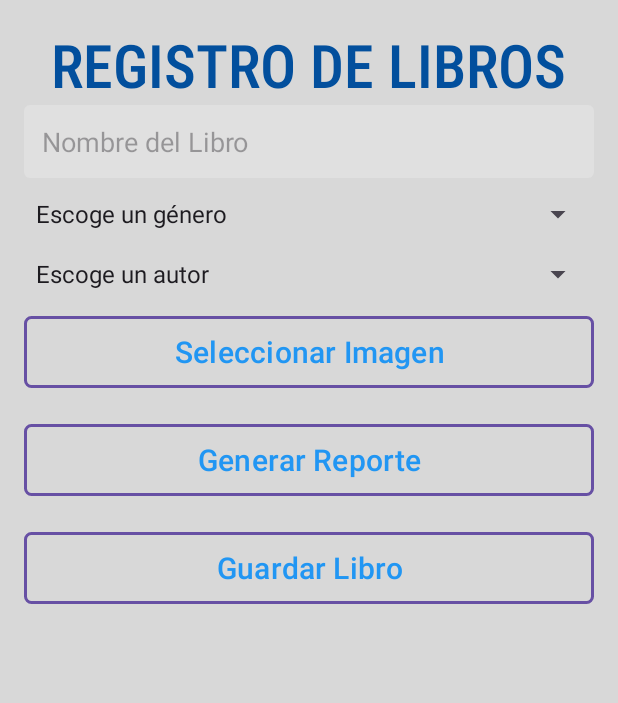
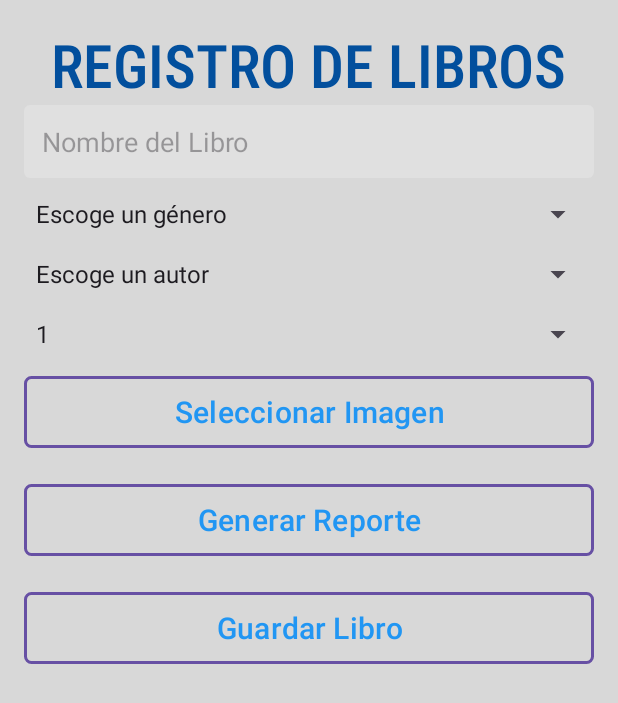
Before and after one commit to RafaelAvilaAlv/BibliotecaApp, an Android app: the AgregarLibros screen opened directly, with no data from a screen before it, on a phone screen of 412 x 824 dp. Shown: the top 703 px of the screen. Run offline under Robolectric (Android 15) with nearby library versions, the phone set to English and light mode, and no system bars.

Commit message:
Cantidad
se agrega la opcion de cantidad al momento  de ingresar los ejemplares en registro de libros

```diff
--- a/app/src/main/java/com/example/bibliotecaapp/AgregarLibros.kt
+++ b/app/src/main/java/com/example/bibliotecaapp/AgregarLibros.kt
@@ -1,256 +1,5 @@
 package com.example.bibliotecaapp
 
-//
-//class AgregarLibros : AppCompatActivity() {
-//
-//    private lateinit var databaseHelper: DatabaseHelper
-//    private lateinit var spinnerAutor: Spinner
-//    private lateinit var spinnerGenero: Spinner
-//    private lateinit var editTextTitulo: EditText
-//
-//    // Variable para almacenar la URI de la imagen seleccionada
-//    private var imageUri: Uri? = null
-//
-//    // Registro del resultado de la selección de imagen
-//    private val imagenSeleccionada =
-//        registerForActivityResult(ActivityResultContracts.StartActivityForResult()) { result: ActivityResult ->
-//            if (result.resultCode == RESULT_OK) {
-//                result.data?.data?.let { uri ->
-//                    imageUri = uri
-//                    // Aquí puedes manejar la URI de la imagen si es necesario
-//                }
-//            }
-//        }
-//
-//    private val requestPermissionsLauncher =
-//        registerForActivityResult(ActivityResultContracts.RequestPermission()) { isGranted: Boolean ->
-//            if (isGranted) {
-//                // Permiso concedido
-//            } else {
-//                // Permiso denegado
-//                Toast.makeText(this, "Permiso de almacenamiento requerido", Toast.LENGTH_SHORT).show()
-//            }
-//        }
-//
-//    override fun onCreate(savedInstanceState: Bundle?) {
-//        super.onCreate(savedInstanceState)
-//        setContentView(R.layout.activity_agregar_libros)
-//
-//        // Inicializar el DatabaseHelper
-//        databaseHelper = DatabaseHelper(this)
-//
-//        // Encontrar los views por ID
-//        spinnerAutor = findViewById(R.id.spinnerAutor)
-//        spinnerGenero = findViewById(R.id.spinnerGenero)
-//        editTextTitulo = findViewById(R.id.editTextTitulo)
-//
-//        // Solicitar permisos
-//        requestPermissionsLauncher.launch(android.Manifest.permission.READ_EXTERNAL_STORAGE)
-//
-//
-//        // Rellenar los spinners con datos
-//        populateSpinners()
-//
-//        // Configurar el botón para seleccionar la imagen
-//        val buttonSeleccionarImagen: Button = findViewById(R.id.buttonSeleccionarImagen)
-//        buttonSeleccionarImagen.setOnClickListener {
-//            abrirSelectorDeImagen()
-//        }
-//
-//        // Configurar el botón de guardar
-//        val buttonGuardar = findViewById<Button>(R.id.buttonGuardarLibro)
-//        buttonGuardar.setOnClickListener {
-//            guardarLibro()
-//        }
-//    }
-//
-//    private fun populateSpinners() {
-//        // Obtener datos para los spinners desde la base de datos
-//        val autores = mutableListOf("Escoge un autor")
-//        autores.addAll(databaseHelper.getAllAutores())
-//
-//        val generos = mutableListOf("Escoge un género")
-//        generos.addAll(databaseHelper.getAllGeneros())
-//
-//        // Configurar el adaptador para el spinner de autores
-//        val autorAdapter = ArrayAdapter(this, android.R.layout.simple_spinner_item, autores)
-//        autorAdapter.setDropDownViewResource(android.R.layout.simple_spinner_dropdown_item)
-//        spinnerAutor.adapter = autorAdapter
-//
-//        // Configurar el adaptador para el spinner de géneros
-//        val generoAdapter = ArrayAdapter(this, android.R.layout.simple_spinner_item, generos)
-//        generoAdapter.setDropDownViewResource(android.R.layout.simple_spinner_dropdown_item)
-//        spinnerGenero.adapter = generoAdapter
-//    }
-//
-//    private fun guardarLibro() {
-//        val titulo = editTextTitulo.text.toString()
-//        val autor = spinnerAutor.selectedItem.toString()
-//        val genero = spinnerGenero.selectedItem.toString()
-//
-//        // Asegúrate de que los parámetros no sean vacíos
-//        val autorId = if (autor.isNotEmpty() && autor != "Escoge un autor") databaseHelper.getAutorIdByName(autor) else null
-//        val generoId = if (genero.isNotEmpty() && genero != "Escoge un género") databaseHelper.getGeneroIdByName(genero) else null
-//
-//        if (titulo.isNotEmpty() && autorId != null && generoId != null) {
-//            val imagePath = saveImageToInternalStorage() // Guardar la imagen en almacenamiento interno
-//            val libro = Libros(id_libro = 0, titulo = titulo, autor_id = autorId, genero_id = generoId, imagePath = imagePath)
-//            databaseHelper.insertLibro(libro)
-//
-//            // Mostrar un mensaje de confirmación usando Toast
-//            Toast.makeText(this, "Libro guardado exitosamente", Toast.LENGTH_SHORT).show()
-//        } else {
-//            // Mostrar un mensaje de error usando Toast
-//            Toast.makeText(this, "Por favor, complete todos los campos.", Toast.LENGTH_SHORT).show()
-//        }
-//    }
-//
-//    private fun abrirSelectorDeImagen() {
-//        val intent = Intent(Intent.ACTION_PICK, MediaStore.Images.Media.EXTERNAL_CONTENT_URI)
-//        if (intent.resolveActivity(packageManager) != null) {
-//            imagenSeleccionada.launch(intent)
-//        } else {
-//            Toast.makeText(this, "No hay aplicación para seleccionar imágenes", Toast.LENGTH_SHORT).show()
-//        }
-//    }
-//
-//
-//    private fun saveImageToInternalStorage(): String? {
-//        imageUri?.let { uri ->
-//            val inputStream = contentResolver.openInputStream(uri)
-//            val file = File(filesDir, "libro_imagen_${System.currentTimeMillis()}.jpg")
-//            val outputStream = FileOutputStream(file)
-//            inputStream?.copyTo(outputStream)
-//            inputStream?.close()
-//            outputStream.close()
-//            return file.absolutePath
-//        }
-//        return null
-//    }
-//}
-//
-//
-//
-//class AgregarLibros : AppCompatActivity() {
-//
-//    private lateinit var databaseHelper: DatabaseHelper
-//    private lateinit var spinnerAutor: Spinner
-//    private lateinit var spinnerGenero: Spinner
-//    private lateinit var editTextTitulo: EditText
-//
-//    private var imageUri: Uri? = null
-//
-//    private val imagenSeleccionada =
-//        registerForActivityResult(ActivityResultContracts.StartActivityForResult()) { result: ActivityResult ->
-//            if (result.resultCode == RESULT_OK) {
-//                result.data?.data?.let { uri ->
-//                    imageUri = uri
-//                    // Aquí puedes manejar la URI de la imagen si es necesario
-//                }
-//            }
-//        }
-//
-//    private val requestPermissionsLauncher =
-//        registerForActivityResult(ActivityResultContracts.RequestPermission()) { isGranted: Boolean ->
-//            if (isGranted) {
-//                // Permiso concedido
-//                Toast.makeText(this, "Permiso concedido", Toast.LENGTH_SHORT).show()
-//            } else {
-//                // Permiso denegado
-//                Toast.makeText(this, "Permiso de almacenamiento requerido", Toast.LENGTH_SHORT).show()
-//            }
-//        }
-//
-//    override fun onCreate(savedInstanceState: Bundle?) {
-//        super.onCreate(savedInstanceState)
-//        setContentView(R.layout.activity_agregar_libros)
-//
-//        requestPermissionsLauncher.launch(android.Manifest.permission.READ_EXTERNAL_STORAGE)
-//
-//        databaseHelper = DatabaseHelper(this)
-//
-//        spinnerAutor = findViewById(R.id.spinnerAutor)
-//        spinnerGenero = findViewById(R.id.spinnerGenero)
-//        editTextTitulo = findViewById(R.id.editTextTitulo)
-//
-//        populateSpinners()
-//
-//        val buttonSeleccionarImagen: Button = findViewById(R.id.buttonSeleccionarImagen)
-//        buttonSeleccionarImagen.setOnClickListener {
-//            abrirSelectorDeImagen()
-//        }
-//
-//        val buttonGuardar = findViewById<Button>(R.id.buttonGuardarLibro)
-//        buttonGuardar.setOnClickListener {
-//            guardarLibro()
-//        }
-//    }
-//
-//    private fun populateSpinners() {
-//        val autores = mutableListOf("Escoge un autor")
-//        autores.addAll(databaseHelper.getAllAutores())
-//
-//        val generos = mutableListOf("Escoge un género")
-//        generos.addAll(databaseHelper.getAllGeneros())
-//
-//        val autorAdapter = ArrayAdapter(this, android.R.layout.simple_spinner_item, autores)
-//        autorAdapter.setDropDownViewResource(android.R.layout.simple_spinner_dropdown_item)
-//        spinnerAutor.adapter = autorAdapter
-//
-//        val generoAdapter = ArrayAdapter(this, android.R.layout.simple_spinner_item, generos)
-//        generoAdapter.setDropDownViewResource(android.R.layout.simple_spinner_dropdown_item)
-//        spinnerGenero.adapter = generoAdapter
-//    }
-//
-//    private fun guardarLibro() {
-//        val titulo = editTextTitulo.text.toString()
-//        val autor = spinnerAutor.selectedItem.toString()
-//        val genero = spinnerGenero.selectedItem.toString()
-//
-//        val autorId = if (autor != "Escoge un autor") databaseHelper.getAutorIdByName(autor) else null
-//        val generoId = if (genero != "Escoge un género") databaseHelper.getGeneroIdByName(genero) else null
-//
-//        if (titulo.isNotEmpty() && autorId != null && generoId != null) {
-//            val imagePath = saveImageToInternalStorage()
-//            val libro = Libros(id_libro = 0, titulo = titulo, autor_id = autorId, genero_id = generoId, imagePath = imagePath)
-//            databaseHelper.insertLibro(libro)
-//
-//            Toast.makeText(this, "Libro guardado exitosamente", Toast.LENGTH_SHORT).show()
-//        } else {
-//            Toast.makeText(this, "Por favor, complete todos los campos.", Toast.LENGTH_SHORT).show()
-//        }
-//    }
-//
-//    private fun abrirSelectorDeImagen() {
-//        val intent = Intent(Intent.ACTION_PICK, MediaStore.Images.Media.EXTERNAL_CONTENT_URI)
-//        if (intent.resolveActivity(packageManager) != null) {
-//            imagenSeleccionada.launch(intent)
-//        } else {
-//            Toast.makeText(this, "No hay aplicación para seleccionar imágenes", Toast.LENGTH_SHORT).show()
-//        }
-//    }
-//
-//    private fun saveImageToInternalStorage(): String? {
-//        imageUri?.let { uri ->
-//            try {
-//                val inputStream = contentResolver.openInputStream(uri)
-//                val file = File(filesDir, "libro_imagen_${System.currentTimeMillis()}.jpg")
-//                FileOutputStream(file).use { output ->
-//                    inputStream?.use { input ->
-//                        input.copyTo(output)
-//                    }
-//                }
-//                return file.absolutePath
-//            } catch (e: Exception) {
-//                e.printStackTrace()
-//                Toast.makeText(this, "Error al guardar la imagen", Toast.LENGTH_SHORT).show()
-//            }
-//        }
-//        return null
-//    }
-//
-//
-//}
 
 import android.Manifest
 import android.content.Intent
@@ -276,6 +25,7 @@ class AgregarLibros : AppCompatActivity() {
     private lateinit var databaseHelper: DatabaseHelper
     private lateinit var spinnerAutor: Spinner
     private lateinit var spinnerGenero: Spinner
+    private lateinit var spinnerCantidadEjemplares: Spinner
     private lateinit var editTextTitulo: EditText
 
     // Variable para almacenar la URI de la imagen seleccionada
@@ -304,10 +54,14 @@ class AgregarLibros : AppCompatActivity() {
         // Encontrar los views por ID
         spinnerAutor = findViewById(R.id.spinnerAutor)
         spinnerGenero = findViewById(R.id.spinnerGenero)
+        spinnerCantidadEjemplares = findViewById(R.id.spinnerCantidadEjemplares)
         editTextTitulo = findViewById(R.id.editTextTitulo)
 
         // Rellenar los spinners con datos
         populateSpinners()
+
+        // Configurar el Spinner de cantidad de ejemplares
+        setupCantidadEjemplaresSpinner()
 
         // Configurar el botón para seleccionar la imagen
         val buttonSeleccionarImagen: Button = findViewById(R.id.buttonSeleccionarImagen)
@@ -350,10 +104,18 @@ class AgregarLibros : AppCompatActivity() {
         spinnerGenero.adapter = generoAdapter
     }
 
+    private fun setupCantidadEjemplaresSpinner() {
+        val cantidadEjemplares = (1..100).toList()
+        val cantidadAdapter = ArrayAdapter(this, android.R.layout.simple_spinner_item, cantidadEjemplares)
+        cantidadAdapter.setDropDownViewResource(android.R.layout.simple_spinner_dropdown_item)
+        spinnerCantidadEjemplares.adapter = cantidadAdapter
+    }
+
     private fun guardarLibro() {
         val titulo = editTextTitulo.text.toString()
         val autor = spinnerAutor.selectedItem.toString()
         val genero = spinnerGenero.selectedItem.toString()
+        val cantidad = spinnerCantidadEjemplares.selectedItem.toString().toInt()
 
         // Asegúrate de que los parámetros no sean vacíos
         val autorId = if (autor.isNotEmpty() && autor != "Escoge un autor") databaseHelper.getAutorIdByName(autor) else null
@@ -361,7 +123,7 @@ class AgregarLibros : AppCompatActivity() {
 
         if (titulo.isNotEmpty() && autorId != null && generoId != null) {
             val imagePath = saveImageToInternalStorage() // Guardar la imagen en almacenamiento interno
-            val libro = Libros(id_libro = 0, titulo = titulo, autor_id = autorId, genero_id = generoId, imagePath = imagePath)
+            val libro = Libros(id_libro = 0, titulo = titulo, autor_id = autorId, genero_id = generoId, cantidadEjemplares = cantidad,imagePath = imagePath)
             databaseHelper.insertLibro(libro)
 
             // Mostrar un mensaje de confirmación usando Toast
--- a/app/src/main/java/com/example/bibliotecaapp/Libros.kt
+++ b/app/src/main/java/com/example/bibliotecaapp/Libros.kt
@@ -10,8 +10,9 @@ data class Libros (
 
     val autorNombre: String = "", // Agrega esto
     val generoNombre: String = "",// Agrega esto
-    val imagePath: String? // Agregar esta propiedad
+    val imagePath: String?, // Agregar esta propiedad
 
 
+    val cantidadEjemplares: Int = 0 //
 
 )
--- a/app/src/main/res/layout/activity_agregar_libros.xml
+++ b/app/src/main/res/layout/activity_agregar_libros.xml
@@ -37,6 +37,12 @@
 
         <Spinner
             android:id="@+id/spinnerAutor"
+            android:layout_width="match_parent"
+            android:layout_height="wrap_content"
+            android:layout_marginBottom="16dp" />
+
+        <Spinner
+            android:id="@+id/spinnerCantidadEjemplares"
             android:layout_width="match_parent"
             android:layout_height="wrap_content"
             android:layout_marginBottom="16dp" />
```
Also changed, not shown: app/src/main/java/com/example/bibliotecaapp/DatabaseHelper.kt (+19 -8 lines), app/src/main/java/com/example/bibliotecaapp/ReporteLibrosActivity.kt (+16 -16 lines). Lines whose indentation alone changed are shown as unchanged.
